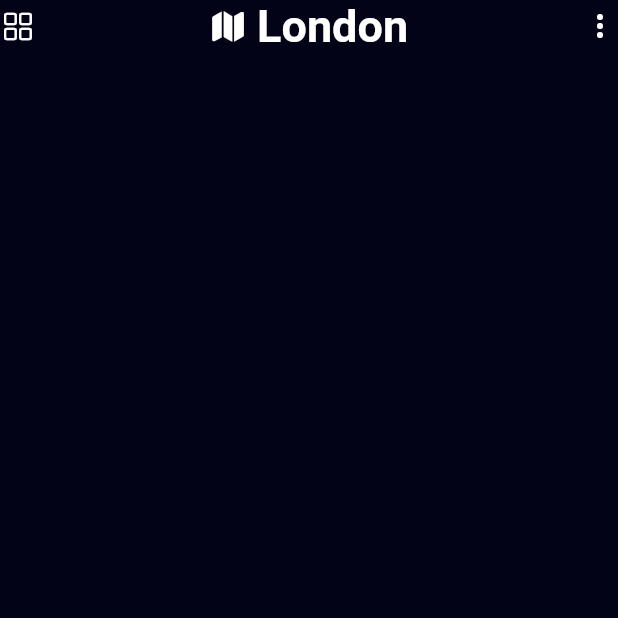
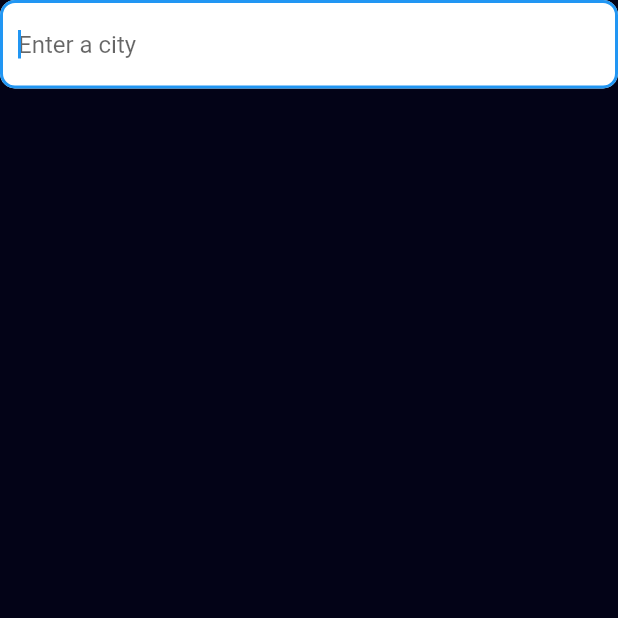
Before and after one commit to Mussa-Adolai/Weather-2-Flutter, a Flutter app: the screen it shows after launch, after a tap on "London", on a phone screen of 412 x 824 dp, the top half of it. Run offline on Flutter 3.47's test engine with Material 2 defaults, Android fonts, the phone set to English and light mode, and no system bars; missing offline and left inert: flutter_glow.

Commit message:
Text field and text widget success

```diff
--- a/lib/home.dart
+++ b/lib/home.dart
@@ -32,10 +32,9 @@ class currentWeather extends StatefulWidget {
 
 class _currentWeatherState extends State<currentWeather> {
   @override
+  var fNode = FocusNode();
+  bool searchBar = false;
   Widget build(BuildContext context) {
-    var fNode = FocusNode();
-    bool searchBar = false;
-
     return GestureDetector(
       child: GlowContainer(
         height: MediaQuery.of(context).size.height - 230,
@@ -49,10 +48,9 @@ class _currentWeatherState extends State<currentWeather> {
         color: Color(0xff00A1ff),
         spreadRadius: 5.0,
         child: Column(
-          children: [
+          children: <Widget>[
             Container(
-              //searchBar==false;
-              child: searchBar!
+              child: searchBar
                   ? TextField(
                       focusNode: fNode,
                       decoration: InputDecoration(
@@ -112,7 +110,9 @@ class _currentWeatherState extends State<currentWeather> {
                             GestureDetector(
                               onTap: () {
                                 searchBar = true;
-                                setState(() {});
+                                setState(() {
+                                  searchBar = true;
+                                });
                                 print('text F pressed');
                                 fNode.requestFocus();
                               },
@@ -121,6 +121,7 @@ class _currentWeatherState extends State<currentWeather> {
                                 style: TextStyle(
                                   fontWeight: FontWeight.bold,
                                   fontSize: 30.0,
+                                  color: Colors.white,
                                 ),
                               ),
                             ),
--- a/lib/main.dart
+++ b/lib/main.dart
@@ -9,7 +9,7 @@ class WeatherApp extends StatelessWidget {
     return MaterialApp(
       home: HomePage(),
       theme: ThemeData(
-        textTheme: Theme.of(context).textTheme.apply(bodyColor: Colors.white),
+        textTheme: Theme.of(context).textTheme.apply(bodyColor: Colors.black),
       ),
     );
   }
```
